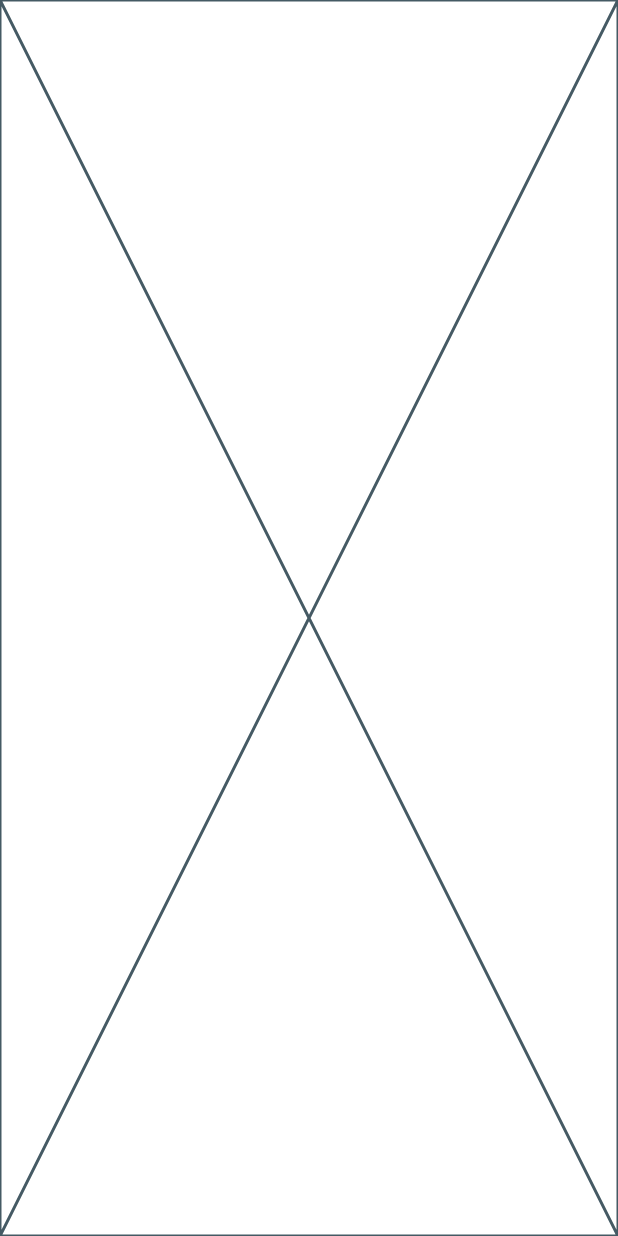
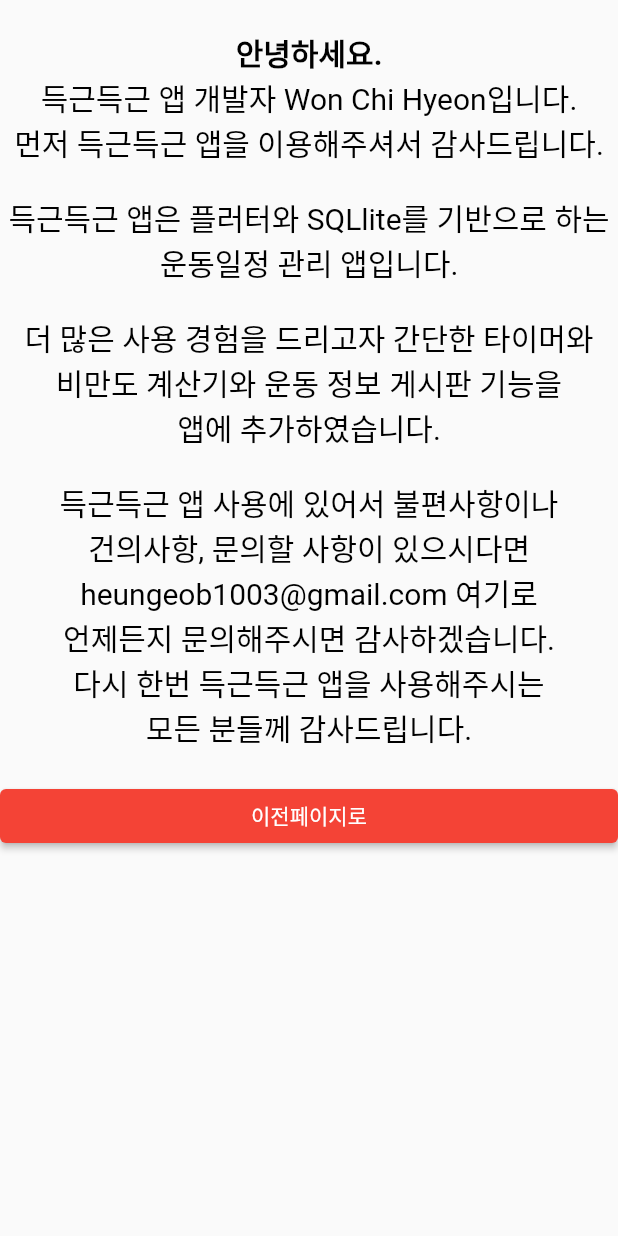
Before and after one commit to chihyeonWON/Flutter-GetMucle, a Flutter app: the screen it shows after launch, after a tap on "득근득근 어플 사용법 및 공지사항", on a phone screen of 412 x 824 dp. Run offline on Flutter 3.47's test engine with Material 2 defaults, Android fonts, the phone set to English and light mode, and no system bars; our stand-ins replace carousel_slider, sqflite; accounts and stored records are empty; network calls fail.

Commit message:
공지사항 글 작성

```diff
--- a/lib/notice_page.dart
+++ b/lib/notice_page.dart
@@ -1,10 +1,92 @@
 import 'package:flutter/material.dart';
 
-class NoticePage extends StatelessWidget {
+class NoticePage extends StatefulWidget {
   const NoticePage({Key? key}) : super(key: key);
 
   @override
+  _NotciePageState createState() => _NotciePageState();
+}
+
+class _NotciePageState extends State<NoticePage> {
+  @override
   Widget build(BuildContext context) {
-    return const Placeholder();
+    return Scaffold(
+      body:ListView(
+        children: <Widget>[
+          Top(context),
+          Middle(context),
+        ],
+      ),
+    );
   }
 }
+
+Widget Top(BuildContext context) {
+  return Padding(
+    padding: const EdgeInsets.only(top:20, bottom: 20), // 위 아래 여백 크기 20
+    child: Column(
+      children:<Widget>[
+        Text('안녕하세요.',
+            style:TextStyle(color:Colors.black,
+            fontSize:20, fontWeight:FontWeight.bold,)),
+        Text('득근득근 앱 개발자 Won Chi Hyeon입니다.',
+            style:TextStyle(color:Colors.black,
+              fontSize:20,)),
+        Text('먼저 득근득근 앱을 이용해주셔서 감사드립니다.',
+            style:TextStyle(color:Colors.black,
+              fontSize:20,)),
+        Container(
+          height:20,
+        ),
+        Text('득근득근 앱은 플러터와 SQLlite를 기반으로 하는',
+            style:TextStyle(color:Colors.black,
+              fontSize:20,)),
+        Text('운동일정 관리 앱입니다.',
+            style:TextStyle(color:Colors.black,
+              fontSize:20,)),
+        Container(
+          height:20,
+        ),
+        Text('더 많은 사용 경험을 드리고자 간단한 타이머와',
+            style:TextStyle(color:Colors.black,
+              fontSize:20,)),
+        Text('비만도 계산기와 운동 정보 게시판 기능을',
+            style:TextStyle(color:Colors.black,
+              fontSize:20,)),
+        Text('앱에 추가하였습니다.',
+            style:TextStyle(color:Colors.black,
+              fontSize:20,)),
+        Container(
+          height:20,
+        ),
+        Text('득근득근 앱 사용에 있어서 불편사항이나',
+            style:TextStyle(color:Colors.black,
+              fontSize:20,)),
+        Text('건의사항, 문의할 사항이 있으시다면',
+            style:TextStyle(color:Colors.black,
+              fontSize:20,)),
+        Text('heungeob1003@gmail.com 여기로',
+            style:TextStyle(color:Colors.black,
+              fontSize:20,)),
+        Text('언제든지 문의해주시면 감사하겠습니다.',
+            style:TextStyle(color:Colors.black,
+              fontSize:20,)),
+        Text('다시 한번 득근득근 앱을 사용해주시는',
+            style:TextStyle(color:Colors.black,
+              fontSize:20,)),
+        Text('모든 분들께 감사드립니다.',
+            style:TextStyle(color:Colors.black,
+              fontSize:20,)),
+      ]
+    )
+  );
+}
+
+Widget Middle(BuildContext context) {
+  return ElevatedButton(
+    onPressed:(){
+      Navigator.pop(context);
+    },
+    child:Text('이전페이지로'),
+  );
+}
```
